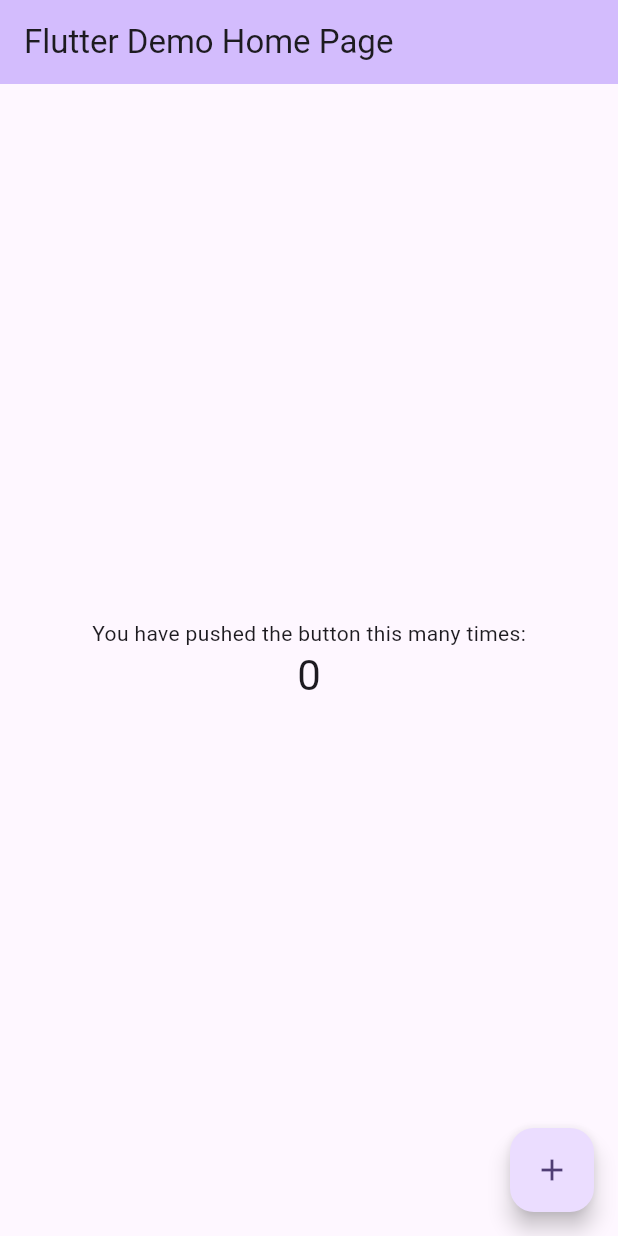
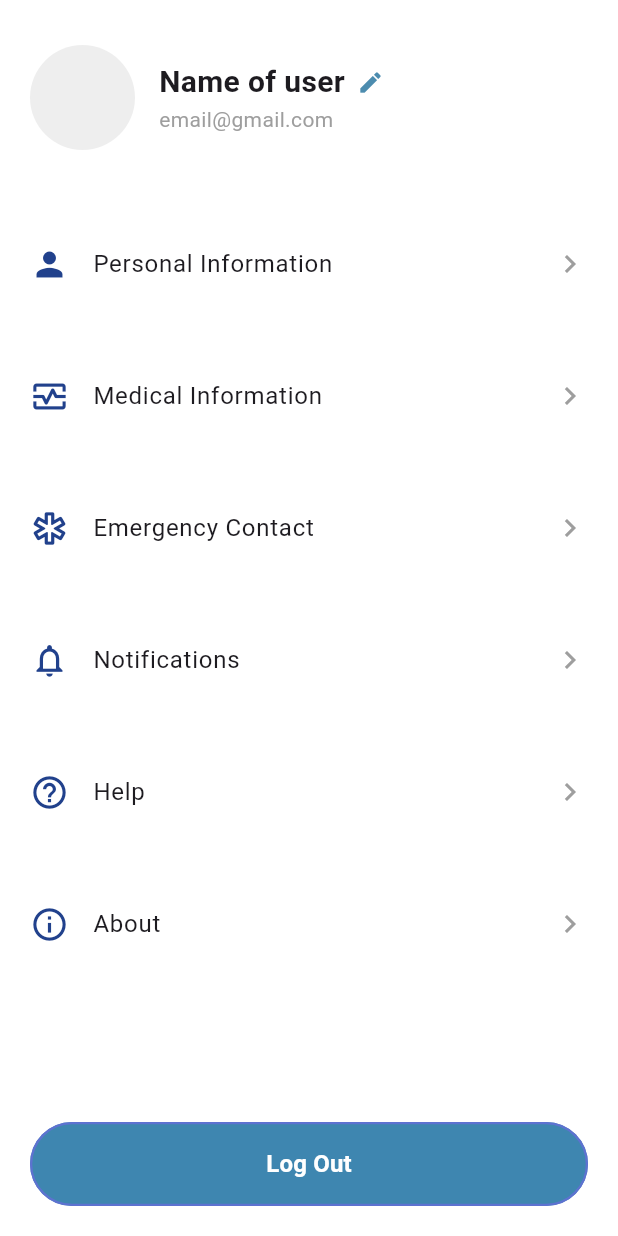
Before and after one commit to sara-787/health_care_app, a Flutter app: the screen it shows after launch, on a phone screen of 412 x 824 dp. Run offline on Flutter 3.47's test engine with Material 3 defaults, Android fonts, the phone set to English and light mode, and no system bars.

Commit message:
add profile page

```diff
--- /dev/null
+++ b/lib/account.dart
@@ -0,0 +1,104 @@
+import 'package:flutter/material.dart';
+import 'package:health_care_app/widgets/account_menu_item.dart';
+
+class Account extends StatelessWidget {
+  const Account({super.key});
+
+  @override
+  Widget build(BuildContext context) {
+    return Scaffold(
+      backgroundColor: Colors.white,
+      body: SafeArea(
+        child: Column(
+          children: [
+
+            Padding(
+              padding: const EdgeInsets.fromLTRB(20, 30, 20, 20),
+              child: Row(
+                children: [
+                  CircleAvatar(
+                    radius: 35,
+                    backgroundColor: Colors.grey.shade200,
+                  ),
+                  const SizedBox(width: 16),
+                  Column(
+                    crossAxisAlignment: CrossAxisAlignment.start,
+                    children: [
+                      Row(
+                        children: const [
+                          Text(
+                            'Name of user',
+                            style: TextStyle(
+                              fontSize: 20,
+                              fontWeight: FontWeight.bold,
+                            ),
+                          ),
+                          SizedBox(width: 8),
+                          Icon(Icons.edit, size: 18, color: Color.fromARGB(255, 76, 140, 175)),
+                        ],
+                      ),
+                      const Text(
+                        'email@gmail.com',
+                        style: TextStyle(color: Colors.grey, fontSize: 14),
+                      ),
+                    ],
+                  ),
+                ],
+              ),
+            ),
+
+            const SizedBox(height: 20),
+
+            Expanded(
+              child: ListView(
+                padding: const EdgeInsets.symmetric(horizontal: 20),
+                children: const [
+                  AccountMenuItem(icon: Icons.person, title: 'Personal Information'),
+                  SizedBox(height: 16,),
+                  AccountMenuItem(icon: Icons.monitor_heart_outlined, title: 'Medical Information'),
+                  SizedBox(height: 16,),
+                  AccountMenuItem(icon: Icons.emergency_outlined, title: 'Emergency Contact'),
+                  SizedBox(height: 16,),
+                  AccountMenuItem(icon: Icons.notifications_outlined, title: 'Notifications'),
+                  SizedBox(height: 16,),
+                  AccountMenuItem(icon: Icons.help_outline, title: 'Help'),
+                  SizedBox(height: 16,),
+                  AccountMenuItem(icon: Icons.info_outline, title: 'About'),
+                  SizedBox(height: 16,),
+                ],
+              ),
+            ),
+
+            Padding(
+              padding: const EdgeInsets.all(20),
+              child: SizedBox(
+                width: double.infinity,
+                height: 56,
+                child: ElevatedButton(
+                  onPressed: () {
+                  },
+                  style: ElevatedButton.styleFrom(
+                    backgroundColor: const Color.fromARGB(255, 62, 134, 176),
+                    foregroundColor: const Color.fromARGB(255, 255, 255, 255),
+                    elevation: 0,
+                    shape: RoundedRectangleBorder(
+                      borderRadius: BorderRadius.circular(28),
+                      side: const BorderSide(color: Color.fromARGB(255, 93, 114, 208), width: 1.5),
+                    ),
+                  ),
+                  child: const Text(
+                    'Log Out',
+                    style: TextStyle(
+                      fontSize: 16,
+                      fontWeight: FontWeight.w600,
+                    ),
+                  ),
+                ),
+              ),
+            ),
+          ],
+        ),
+      ),
+    );
+  }
+}
--- /dev/null
+++ b/lib/config/routes/routes_handler.dart
@@ -0,0 +1,23 @@
+import 'package:flutter/material.dart';
+import 'package:health_care_app/account.dart';
+import 'package:health_care_app/config/routes/routes_name.dart';
+
+
+class RoutesHandler {
+  static Route<dynamic> generateRoute(RouteSettings settings) {
+    switch (settings.name) {
+        case RoutesName.accountScreen:
+        return MaterialPageRoute(
+          builder: (context) => Account(),
+        );
+
+
+      default:
+        return MaterialPageRoute(
+          builder: (context) => const Scaffold(
+            body: Center(child: Text('No routes defined')),
+          ),
+        );
+    }
+  }
+}
--- /dev/null
+++ b/lib/config/routes/routes_name.dart
@@ -0,0 +1,5 @@
+class RoutesName{
+  static const String home ='/';
+  static const String accountScreen ='/accountScreen';
+
+}
--- a/lib/main.dart
+++ b/lib/main.dart
@@ -1,122 +1,21 @@
 import 'package:flutter/material.dart';
+import 'package:health_care_app/config/routes/routes_handler.dart';
+import 'package:health_care_app/config/routes/routes_name.dart';
+
 
 void main() {
   runApp(const MyApp());
 }
-
+// app
 class MyApp extends StatelessWidget {
   const MyApp({super.key});
 
-  // This widget is the root of your application.
   @override
   Widget build(BuildContext context) {
     return MaterialApp(
-      title: 'Flutter Demo',
-      theme: ThemeData(
-        // This is the theme of your application.
-        //
-        // TRY THIS: Try running your application with "flutter run". You'll see
-        // the application has a purple toolbar. Then, without quitting the app,
-        // try changing the seedColor in the colorScheme below to Colors.green
-        // and then invoke "hot reload" (save your changes or press the "hot
-        // reload" button in a Flutter-supported IDE, or press "r" if you used
-        // the command line to start the app).
-        //
-        // Notice that the counter didn't reset back to zero; the application
-        // state is not lost during the reload. To reset the state, use hot
-        // restart instead.
-        //
-        // This works for code too, not just values: Most code changes can be
-        // tested with just a hot reload.
-        colorScheme: ColorScheme.fromSeed(seedColor: Colors.deepPurple),
-      ),
-      home: const MyHomePage(title: 'Flutter Demo Home Page'),
+      debugShowCheckedModeBanner: false,
+      initialRoute: RoutesName.accountScreen,
+      onGenerateRoute: RoutesHandler.generateRoute,
     );
   }
 }
-
-class MyHomePage extends StatefulWidget {
-  const MyHomePage({super.key, required this.title});
-
-  // This widget is the home page of your application. It is stateful, meaning
-  // that it has a State object (defined below) that contains fields that affect
-  // how it looks.
-
-  // This class is the configuration for the state. It holds the values (in this
-  // case the title) provided by the parent (in this case the App widget) and
-  // used by the build method of the State. Fields in a Widget subclass are
-  // always marked "final".
-
-  final String title;
-
-  @override
-  State<MyHomePage> createState() => _MyHomePageState();
-}
-
-class _MyHomePageState extends State<MyHomePage> {
-  int _counter = 0;
-
-  void _incrementCounter() {
-    setState(() {
-      // This call to setState tells the Flutter framework that something has
-      // changed in this State, which causes it to rerun the build method below
-      // so that the display can reflect the updated values. If we changed
-      // _counter without calling setState(), then the build method would not be
-      // called again, and so nothing would appear to happen.
-      _counter++;
-    });
-  }
-
-  @override
-  Widget build(BuildContext context) {
-    // This method is rerun every time setState is called, for instance as done
-    // by the _incrementCounter method above.
-    //
-    // The Flutter framework has been optimized to make rerunning build methods
-    // fast, so that you can just rebuild anything that needs updating rather
-    // than having to individually change instances of widgets.
-    return Scaffold(
-      appBar: AppBar(
-        // TRY THIS: Try changing the color here to a specific color (to
-        // Colors.amber, perhaps?) and trigger a hot reload to see the AppBar
-        // change color while the other colors stay the same.
-        backgroundColor: Theme.of(context).colorScheme.inversePrimary,
-        // Here we take the value from the MyHomePage object that was created by
-        // the App.build method, and use it to set our appbar title.
-        title: Text(widget.title),
-      ),
-      body: Center(
-        // Center is a layout widget. It takes a single child and positions it
-        // in the middle of the parent.
-        child: Column(
-          // Column is also a layout widget. It takes a list of children and
-          // arranges them vertically. By default, it sizes itself to fit its
-          // children horizontally, and tries to be as tall as its parent.
-          //
-          // Column has various properties to control how it sizes itself and
-          // how it positions its children. Here we use mainAxisAlignment to
-          // center the children vertically; the main axis here is the vertical
-          // axis because Columns are vertical (the cross axis would be
-          // horizontal).
-          //
-          // TRY THIS: Invoke "debug painting" (choose the "Toggle Debug Paint"
-          // action in the IDE, or press "p" in the console), to see the
-          // wireframe for each widget.
-          mainAxisAlignment: MainAxisAlignment.center,
-          children: <Widget>[
-            const Text('You have pushed the button this many times:'),
-            Text(
-              '$_counter',
-              style: Theme.of(context).textTheme.headlineMedium,
-            ),
-          ],
-        ),
-      ),
-      floatingActionButton: FloatingActionButton(
-        onPressed: _incrementCounter,
-        tooltip: 'Increment',
-        child: const Icon(Icons.add),
-      ), // This trailing comma makes auto-formatting nicer for build methods.
-    );
-  }
-}
--- /dev/null
+++ b/lib/widgets/account_menu_item.dart
@@ -0,0 +1,27 @@
+import 'package:flutter/material.dart';
+
+class AccountMenuItem extends StatelessWidget {
+  final IconData icon;
+  final String title;
+
+  const AccountMenuItem({
+    super.key,
+    required this.icon,
+    required this.title,
+  });
+
+  @override
+  Widget build(BuildContext context) {
+    return ListTile(
+      contentPadding: const EdgeInsets.symmetric(vertical: 8),
+      leading: Icon(icon, color: const Color.fromARGB(255, 33, 65, 140), size: 26),
+      title: Text(
+        title,
+        style: const TextStyle(fontSize: 16),
+      ),
+      trailing: const Icon(Icons.chevron_right, color: Colors.grey),
+      onTap: () {
+      },
+    );
+  }
+}
```
